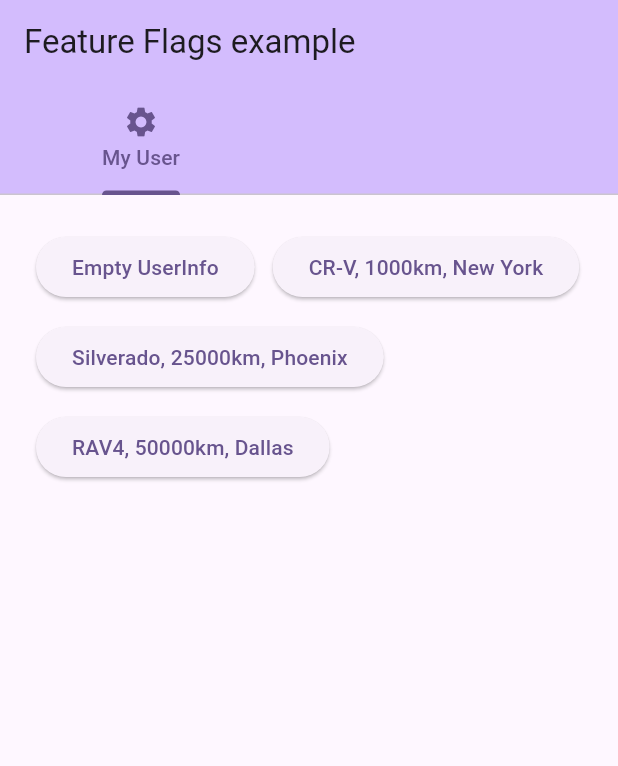
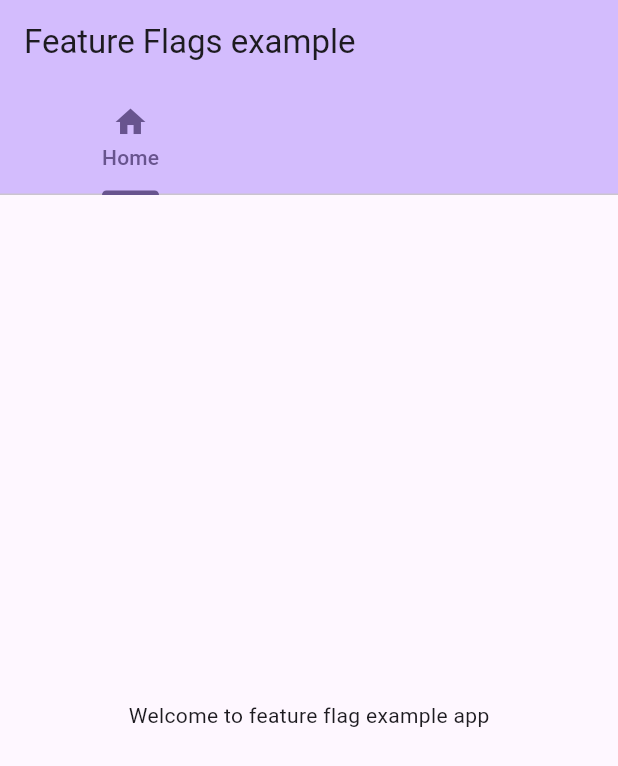
Before and after one commit to DavidGrunheidt/flutter-feature-flags-firebase-example, a Flutter app: the screen it shows after launch, on a phone screen of 412 x 824 dp. Shown: the top 766 px of the screen. Run offline on Flutter 3.47's test engine with Material 2 defaults, Android fonts, the phone set to English and light mode, and no system bars; our stand-ins replace firebase_analytics, firebase_core, firebase_remote_config, flutter_mobx, get_it, mobx; accounts and stored records are empty; generated files the repository leaves out were written again; statements that could not run were skipped.

Commit message:
simplify user property setup

```diff
--- a/lib/features/home/home_view.dart
+++ b/lib/features/home/home_view.dart
@@ -29,8 +29,8 @@ class _HomeViewState extends State<HomeView> {
               isScrollable: true,
               tabs: [
                 const Tab(
-                  icon: Icon(Icons.settings),
-                  child: Text('My User'),
+                  icon: Icon(Icons.home),
+                  child: Text('Home'),
                 ),
                 if (_viewModel.enableMyCarTab)
                   const Tab(
--- a/lib/features/home/home_view_model.dart
+++ b/lib/features/home/home_view_model.dart
@@ -1,8 +1,6 @@
 import 'package:mobx/mobx.dart';
 
 import '../../dependency_locator.dart';
-import '../../models/user_info.dart';
-import '../../repositories/analytics_repository.dart';
 import '../../repositories/remote_config_repository.dart';
 
 part 'home_view_model.g.dart';
@@ -10,11 +8,7 @@ part 'home_view_model.g.dart';
 class HomeViewModel = _HomeViewModel with _$HomeViewModel;
 
 abstract class _HomeViewModel with Store {
-  final _analyticsRepository = dependencyLocator<AnalyticsRepository>();
   final _remoteConfigRepository = dependencyLocator<RemoteConfigRepository>();
-
-  @observable
-  UserInfo userInfo = const UserInfo();
 
   @computed
   bool get enableMyCarTab => _remoteConfigRepository.enableMyCarTab;
@@ -27,10 +21,4 @@ abstract class _HomeViewModel with Store {
 
   @computed
   int get tabsLength => 1 + [enableMyCarTab, enableMyCityTab].where((el) => el).length;
-
-  @action
-  Future<void> setUserProperties(UserInfo user) {
-    userInfo = user;
-    return _analyticsRepository.setUserProperties(user);
-  }
 }
--- a/lib/features/home/widgets/car_tab.dart
+++ b/lib/features/home/widgets/car_tab.dart
@@ -1,6 +1,7 @@
 import 'package:flutter/material.dart';
 import 'package:flutter_mobx/flutter_mobx.dart';
 
+import '../../../helpers/app_constants.dart';
 import '../home_view_model.dart';
 
 class CarTab extends StatelessWidget {
@@ -18,10 +19,11 @@ class CarTab extends StatelessWidget {
         padding: const EdgeInsets.all(24),
         child: Observer(
           builder: (context) => Column(
+            mainAxisSize: MainAxisSize.min,
             children: [
-              Text('My Car: ${viewModel.userInfo.carName}'),
+              Text('My Car: ${userInfo.carName}'),
               const SizedBox(height: 24),
-              if (viewModel.enableMyCarMileage) Text('Mileage: ${viewModel.userInfo.carMileage}'),
+              if (viewModel.enableMyCarMileage) Text('Mileage: ${userInfo.carMileage}'),
             ],
           ),
         ),
--- a/lib/features/home/widgets/user_tab.dart
+++ b/lib/features/home/widgets/user_tab.dart
@@ -1,6 +1,4 @@
 import 'package:flutter/material.dart';
-
-import '../../../models/user_info.dart';
 import '../home_view_model.dart';
 
 class UserTab extends StatelessWidget {
@@ -13,41 +11,8 @@ class UserTab extends StatelessWidget {
 
   @override
   Widget build(BuildContext context) {
-    return SingleChildScrollView(
-      child: Container(
-        padding: const EdgeInsets.all(24),
-        width: double.infinity,
-        child: Wrap(
-          spacing: 12,
-          runSpacing: 12,
-          children: <Widget>[
-            ElevatedButton(
-              child: const Text('Empty UserInfo'),
-              onPressed: () => viewModel.setUserProperties(
-                const UserInfo(),
-              ),
-            ),
-            ElevatedButton(
-              child: const Text('CR-V, 1000km, New York'),
-              onPressed: () => viewModel.setUserProperties(
-                const UserInfo(carName: 'Honda CR-V', carMileage: 10000, city: 'New York'),
-              ),
-            ),
-            ElevatedButton(
-              child: const Text('Silverado, 25000km, Phoenix'),
-              onPressed: () => viewModel.setUserProperties(
-                const UserInfo(carName: 'Chevrolet Silverado', carMileage: 25000, city: 'Phoenix'),
-              ),
-            ),
-            ElevatedButton(
-              child: const Text('RAV4, 50000km, Dallas'),
-              onPressed: () => viewModel.setUserProperties(
-                const UserInfo(carName: 'Toyota RAV4', carMileage: 50000, city: 'Dallas'),
-              ),
-            ),
-          ],
-        ),
-      ),
+    return const Center(
+      child: Text('Welcome to feature flag example app'),
     );
   }
 }
--- /dev/null
+++ b/lib/helpers/app_constants.dart
@@ -0,0 +1,3 @@
+import '../models/user_info.dart';
+
+const userInfo = UserInfo(carName: 'Celta', carMileage: 10000, city: 'São Paulo');
--- a/lib/repositories/analytics_repository.dart
+++ b/lib/repositories/analytics_repository.dart
@@ -1,23 +1,22 @@
 import 'package:firebase_analytics/firebase_analytics.dart';
 import 'package:flutter/foundation.dart';
 
-import '../dependency_locator.dart';
+import '../helpers/app_constants.dart';
 import '../models/user_info.dart';
-import 'remote_config_repository.dart';
 
 class AnalyticsRepository {
   static final analytics = FirebaseAnalytics.instance;
 
-  final _remoteConfigRepository = dependencyLocator<RemoteConfigRepository>();
+  Future<void> init() {
+    setUserProperties(userInfo);
+    return analytics.setAnalyticsCollectionEnabled(kReleaseMode);
+  }
 
-  Future<void> init() => analytics.setAnalyticsCollectionEnabled(kReleaseMode);
+  Future<void> setUserProperties(UserInfo userInfo) async {
+    if (kDebugMode) print('[AnalyticsRepository] - setUserProperties ${userInfo.toJson()}');
 
-  Future<void> setUserProperties(UserInfo user) async {
-    if (kDebugMode) print('[AnalyticsRepository] - setUserProperties ${user.toJson()}');
-    for (final userProperty in user.toJson().entries) {
+    for (final userProperty in userInfo.toJson().entries) {
       await analytics.setUserProperty(name: userProperty.key, value: userProperty.value.toString());
     }
-
-    return _remoteConfigRepository.fetchAndUpdate();
   }
 }
--- a/lib/repositories/remote_config_repository.dart
+++ b/lib/repositories/remote_config_repository.dart
@@ -20,6 +20,7 @@ abstract class _RemoteConfigRepository with Store {
   @observable
   bool enableMyCityTab = false;
 
+  @action
   Future<void> init() async {
     try {
       if (!kIsWeb) _remoteConfig.onConfigUpdated.listen(_updateConfigs, onError: (_) {});
@@ -38,13 +39,14 @@ abstract class _RemoteConfigRepository with Store {
     }
   }
 
+  @action
   Future<void> fetchAndUpdate() async {
-    await _remoteConfig.fetchAndActivate();
+    await _remoteConfig.fetch();
     return _updateConfigs(RemoteConfigUpdate({}));
   }
 
+  @action
   Future<void> _updateConfigs(RemoteConfigUpdate remoteConfigUpdate) async {
-    if (kDebugMode) print('[RemoteConfigRepository] - updateConfigs');
     await _remoteConfig.activate();
 
     enableMyCarTab = _remoteConfig.getBool(kEnableMyCarTabKey);
```
Also changed, not shown: lib/features/home/widgets/city_tab.dart (+6 -7 lines).
